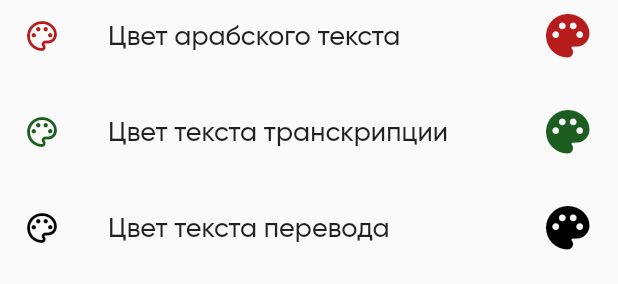
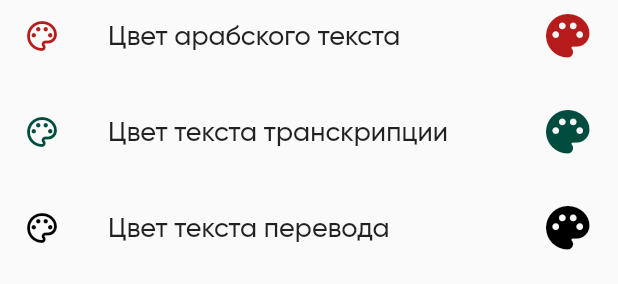
Before and after one commit to JMApps/fortress_of_the_muslim, a Flutter app: the ContentChapterSettings widget shown alone on an empty page, opened directly, on a phone screen of 412 x 824 dp. Shown: the part 512-796 px from the top of the screen. Run offline on Flutter 3.47's test engine with Material 2 defaults, Android fonts, the phone set to English and light mode, and no system bars; our stand-ins replace flutter_html, just_audio, share_plus, shared_preferences, sqflite, wakelock; missing offline and left inert: clipboard, o_color_picker; accounts and stored records are empty.

Commit message:
Fixes saved/init state for item setting's

```diff
--- a/lib/domain/state/chapter_content_settings_state.dart
+++ b/lib/domain/state/chapter_content_settings_state.dart
@@ -25,17 +25,17 @@ class ChapterContentSettingsState with ChangeNotifier {
 
   int get getTextTranslateSize => _textTextTranslateSize;
 
-  Color? _arabicTextColor = Colors.red[900];
+  int _arabicTextColor = Colors.red[900]!.value;
 
-  Color? get getArabicTextColor => _arabicTextColor;
+  int get getArabicTextColor => _arabicTextColor;
 
-  Color? _transcriptionTextColor = Colors.green[900];
+  int _transcriptionTextColor = Colors.teal[900]!.value;
 
-  Color? get getTranscriptionTextColor => _transcriptionTextColor;
+  int get getTranscriptionTextColor => _transcriptionTextColor;
 
-  Color? _translateTextColor = Colors.black;
+  int _translateTextColor = Colors.black.value;
 
-  Color? get getTranslateTextColor => _translateTextColor;
+  int get getTranslateTextColor => _translateTextColor;
 
   bool _isDefaultColors = false;
 
@@ -83,20 +83,20 @@ class ChapterContentSettingsState with ChangeNotifier {
   }
 
   changeTextArabicColor(Color color) {
-    _arabicTextColor = color;
-    saveInt(Constants.keyTextArabicColor, _arabicTextColor!.value);
+    _arabicTextColor = color.value;
+    saveInt(Constants.keyTextArabicColor, color.value);
     notifyListeners();
   }
 
   changeTextTranscriptionColor(Color color) {
-    _transcriptionTextColor = color;
-    saveInt(Constants.keyTextTranscriptionColor, _transcriptionTextColor!.value);
+    _transcriptionTextColor = color.value;
+    saveInt(Constants.keyTextTranscriptionColor, color.value);
     notifyListeners();
   }
 
   changeTextTranslateColor(Color color) {
-    _translateTextColor = color;
-    saveInt(Constants.keyTextTranslateColor, _translateTextColor!.value);
+    _translateTextColor = color.value;
+    saveInt(Constants.keyTextTranslateColor, color.value);
     notifyListeners();
   }
 
@@ -130,9 +130,9 @@ class ChapterContentSettingsState with ChangeNotifier {
     }
     _textArabicSize = preferences.getInt(Constants.keyTextArabicSize) ?? 16;
     _textTextTranslateSize = preferences.getInt(Constants.keyTextTranslateSize) ?? 16;
-    _arabicTextColor = preferences.getInt(Constants.keyTextArabicColor) as Color?;
-    _transcriptionTextColor = preferences.getInt(Constants.keyTextTranscriptionColor) as Color?;
-    _translateTextColor = preferences.getInt(Constants.keyTextTranslateColor) as Color?;
+    _arabicTextColor = (preferences.getInt(Constants.keyTextArabicColor) ?? Colors.red[900]!.value);
+    _transcriptionTextColor = (preferences.getInt(Constants.keyTextTranscriptionColor) ?? Colors.teal[900]!.value);
+    _translateTextColor = (preferences.getInt(Constants.keyTextTranslateColor) ?? Colors.black.value);
     _isDefaultColors = preferences.getBool(Constants.keyColorsWithDayNight) ?? false;
     _isTranscriptionShow = preferences.getBool(Constants.keyTextTranscriptionIsShow) ?? true;
     notifyListeners();
--- a/lib/presentation/pages/chapter_content.dart
+++ b/lib/presentation/pages/chapter_content.dart
@@ -3,6 +3,7 @@ import 'package:flutter/material.dart';
 import 'package:fortress_of_the_muslim/data/local/database/model/chapter_content_arguments.dart';
 import 'package:fortress_of_the_muslim/data/local/database/service/database_query.dart';
 import 'package:fortress_of_the_muslim/domain/state/bookmark_button_state.dart';
+import 'package:fortress_of_the_muslim/domain/state/chapter_content_settings_state.dart';
 import 'package:fortress_of_the_muslim/domain/theme/app_theme.dart';
 import 'package:fortress_of_the_muslim/presentation/items/chapter_content_Item.dart';
 import 'package:fortress_of_the_muslim/presentation/widgets/chapter_content_sub_title.dart';
@@ -32,6 +33,7 @@ class _ChapterContentState extends State<ChapterContent> {
       ],
       child: Builder(
         builder: (context) {
+          context.read<ChapterContentSettingsState>().initSettings();
           return Scaffold(
             body: NestedScrollView(
               floatHeaderSlivers: true,
--- a/lib/presentation/pages/chapter_content_day_night.dart
+++ b/lib/presentation/pages/chapter_content_day_night.dart
@@ -21,6 +21,7 @@ class _ChapterContentDayNightState extends State<ChapterContentDayNight> {
 
   @override
   Widget build(BuildContext context) {
+    context.read<ChapterContentSettingsState>().initSettings();
     final myColor = Theme.of(context).colorScheme;
     return MultiProvider(
       providers: [
--- a/lib/presentation/widgets/content_chapter_settings.dart
+++ b/lib/presentation/widgets/content_chapter_settings.dart
@@ -1,5 +1,6 @@
 import 'package:flutter/cupertino.dart';
 import 'package:flutter/material.dart';
+import 'package:fortress_of_the_muslim/data/constants.dart';
 import 'package:fortress_of_the_muslim/domain/state/chapter_content_settings_state.dart';
 import 'package:fortress_of_the_muslim/domain/theme/app_theme.dart';
 import 'package:o_color_picker/o_color_picker.dart';
@@ -69,10 +70,8 @@ class ContentChapterSettings extends StatelessWidget {
                     Center(
                       child: ToggleButtons(
                         borderRadius: BorderRadius.circular(15),
-                        isSelected:
-                            chapterContentSettingsState.getIsTextAlignSelected,
-                        onPressed: (index) => chapterContentSettingsState
-                            .updateToggleTextAlign(index),
+                        isSelected: chapterContentSettingsState.getIsTextAlignSelected,
+                        onPressed: (index) => chapterContentSettingsState.updateToggleTextAlign(index),
                         children: const [
                           Icon(CupertinoIcons.text_alignleft),
                           Icon(CupertinoIcons.text_aligncenter),
@@ -95,11 +94,12 @@ class ContentChapterSettings extends StatelessWidget {
                       subtitle: Slider.adaptive(
                         min: 14,
                         max: 100,
-                        value: chapterContentSettingsState.getTextArabicSize
-                            .toDouble(),
+                        value: chapterContentSettingsState.getTextArabicSize.toDouble(),
                         onChanged: (value) {
-                          chapterContentSettingsState
-                              .changeTextArabicSize(value);
+                          chapterContentSettingsState.changeTextArabicSize(value);
+                        },
+                        onChangeEnd: (value) {
+                          chapterContentSettingsState.saveInt(Constants.keyTextArabicSize, value.toInt());
                         },
                       ),
                       trailing: Text(
@@ -120,11 +120,12 @@ class ContentChapterSettings extends StatelessWidget {
                       subtitle: Slider.adaptive(
                         min: 14,
                         max: 100,
-                        value: chapterContentSettingsState.getTextTranslateSize
-                            .toDouble(),
+                        value: chapterContentSettingsState.getTextTranslateSize.toDouble(),
                         onChanged: (value) {
-                          chapterContentSettingsState
-                              .changeTextTranslateSize(value);
+                          chapterContentSettingsState.changeTextTranslateSize(value);
+                        },
+                        onChangeEnd: (value) {
+                          chapterContentSettingsState.saveInt(Constants.keyTextTranslateSize, value.toInt());
                         },
                       ),
                       trailing: Text(
@@ -140,7 +141,7 @@ class ContentChapterSettings extends StatelessWidget {
                       contentPadding: EdgeInsets.zero,
                       leading: Icon(
                         Icons.palette_outlined,
-                        color: chapterContentSettingsState.getArabicTextColor,
+                        color: Color(chapterContentSettingsState.getArabicTextColor),
                       ),
                       title: const Text(
                         'Цвет арабского текста',
@@ -151,7 +152,7 @@ class ContentChapterSettings extends StatelessWidget {
                         child: Icon(
                           Icons.palette,
                           size: 35,
-                          color: chapterContentSettingsState.getArabicTextColor,
+                          color: Color(chapterContentSettingsState.getArabicTextColor),
                         ),
                         onTap: () {
                           showDialog(
@@ -163,8 +164,7 @@ class ContentChapterSettings extends StatelessWidget {
                                 ),
                               ),
                               content: OColorPicker(
-                                selectedColor: chapterContentSettingsState
-                                    .getArabicTextColor,
+                                selectedColor: Color(chapterContentSettingsState.getArabicTextColor),
                                 colors: primaryColorsPalette,
                                 onColorChange: (color) {
                                   chapterContentSettingsState
@@ -182,8 +182,7 @@ class ContentChapterSettings extends StatelessWidget {
                       contentPadding: EdgeInsets.zero,
                       leading: Icon(
                         Icons.palette_outlined,
-                        color: chapterContentSettingsState
-                            .getTranscriptionTextColor,
+                        color: Color(chapterContentSettingsState.getTranscriptionTextColor)
                       ),
                       title: const Text(
                         'Цвет текста транскрипции',
@@ -194,8 +193,7 @@ class ContentChapterSettings extends StatelessWidget {
                         child: Icon(
                           Icons.palette,
                           size: 35,
-                          color: chapterContentSettingsState
-                              .getTranscriptionTextColor,
+                          color: Color(chapterContentSettingsState.getTranscriptionTextColor),
                         ),
                         onTap: () {
                           showDialog(
@@ -207,8 +205,7 @@ class ContentChapterSettings extends StatelessWidget {
                                 ),
                               ),
                               content: OColorPicker(
-                                selectedColor: chapterContentSettingsState
-                                    .getTranscriptionTextColor,
+                                selectedColor: Color(chapterContentSettingsState.getTranscriptionTextColor),
                                 colors: primaryColorsPalette,
                                 onColorChange: (color) {
                                   chapterContentSettingsState
@@ -226,8 +223,7 @@ class ContentChapterSettings extends StatelessWidget {
                       contentPadding: EdgeInsets.zero,
                       leading: Icon(
                         Icons.palette_outlined,
-                        color:
-                            chapterContentSettingsState.getTranslateTextColor,
+                        color: Color(chapterContentSettingsState.getTranslateTextColor),
                       ),
                       title: const Text(
                         'Цвет текста перевода',
@@ -238,8 +234,7 @@ class ContentChapterSettings extends StatelessWidget {
                         child: Icon(
                           Icons.palette,
                           size: 35,
-                          color:
-                              chapterContentSettingsState.getTranslateTextColor,
+                          color: Color(chapterContentSettingsState.getTranslateTextColor),
                         ),
                         onTap: () {
                           showDialog(
@@ -251,8 +246,7 @@ class ContentChapterSettings extends StatelessWidget {
                                 ),
                               ),
                               content: OColorPicker(
-                                selectedColor: chapterContentSettingsState
-                                    .getTranslateTextColor,
+                                selectedColor: Color(chapterContentSettingsState.getTranslateTextColor),
                                 colors: primaryColorsPalette,
                                 onColorChange: (color) {
                                   chapterContentSettingsState
```
